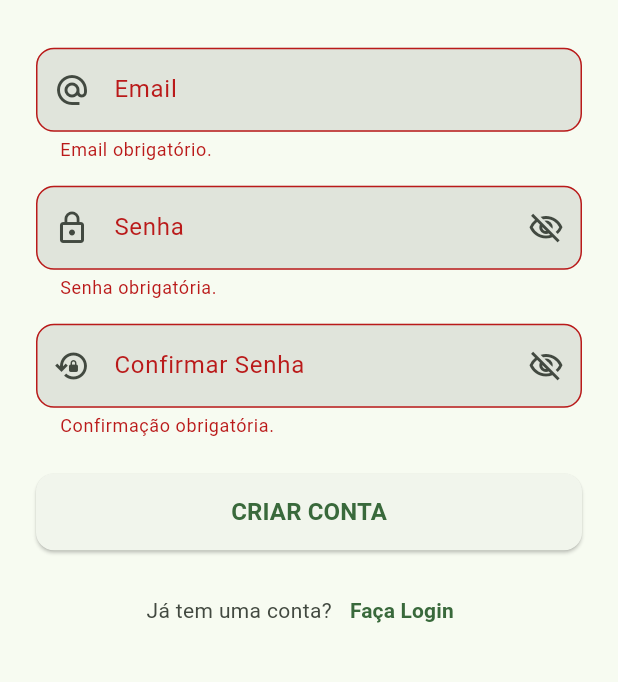
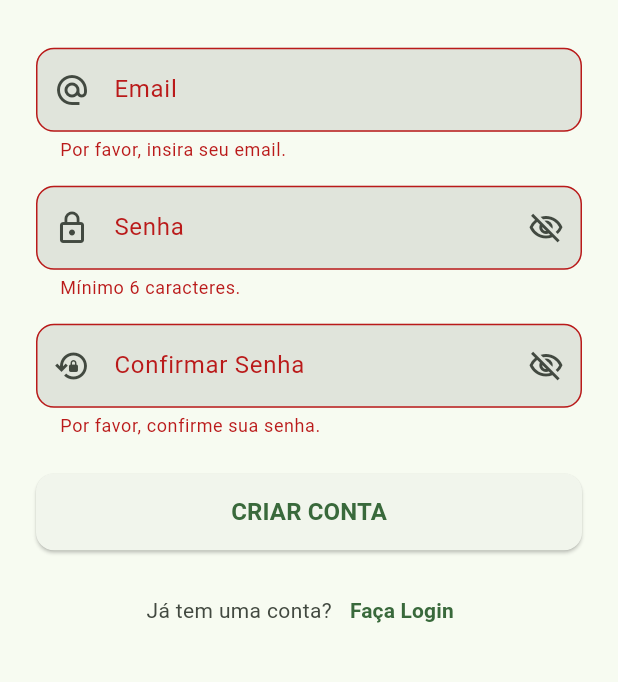
Before and after one commit to vichsort/PlantE-cubit, a Flutter app: the RegisterScreen screen opened by its route, after a tap on "CRIAR CONTA", on a phone screen of 412 x 824 dp, the part 418-1100 px from its top. Run offline on Flutter 3.47's test engine with Material 3 defaults, Android fonts, the light colour scheme and no system bars; our stand-ins replace equatable, flutter_bloc, flutter_secure_storage, image_picker; accounts and stored records are empty.

Commit message:
feat: components + package imports

```diff
--- a/lib/features/auth/screens/login_screen.dart
+++ b/lib/features/auth/screens/login_screen.dart
@@ -1,8 +1,13 @@
 import 'package:flutter/material.dart';
 import 'package:flutter_bloc/flutter_bloc.dart';
 
-import '../cubit/auth_cubit.dart';
-import '../cubit/auth_state.dart';
+// -- Cubits --
+import 'package:plante/features/auth/cubit/auth_cubit.dart';
+import 'package:plante/features/auth/cubit/auth_state.dart';
+
+// -- Widgets --
+import 'package:plante/features/auth/widgets/email_form_field.dart';
+import 'package:plante/features/auth/widgets/password_form_field.dart';
 
 class LoginScreen extends StatefulWidget {
   const LoginScreen({super.key});
@@ -15,7 +20,6 @@ class _LoginScreenState extends State<LoginScreen> {
   final _emailController = TextEditingController();
   final _passwordController = TextEditingController();
   final _formKey = GlobalKey<FormState>();
-  bool _obscurePassword = true;
 
   @override
   void dispose() {
@@ -58,7 +62,10 @@ class _LoginScreenState extends State<LoginScreen> {
         child: SafeArea(
           child: Center(
             child: SingleChildScrollView(
-              padding: const EdgeInsets.symmetric(horizontal: 24.0, vertical: 32.0),
+              padding: const EdgeInsets.symmetric(
+                horizontal: 24.0,
+                vertical: 32.0,
+              ),
               child: Form(
                 key: _formKey,
                 child: Column(
@@ -90,59 +97,19 @@ class _LoginScreenState extends State<LoginScreen> {
                     const SizedBox(height: 40),
 
                     // --- Campo de Email ---
-                    TextFormField(
+                    EmailFormField(
                       controller: _emailController,
-                      keyboardType: TextInputType.emailAddress,
-                      decoration: InputDecoration(
-                        labelText: 'Email',
-                        prefixIcon: Icon(Icons.alternate_email, color: colorScheme.onSurfaceVariant),
-                         border: OutlineInputBorder(borderRadius: BorderRadius.circular(12.0)),
-                         focusedBorder: OutlineInputBorder(
-                           borderRadius: BorderRadius.circular(12.0),
-                           borderSide: BorderSide(color: colorScheme.primary, width: 2),
-                         ),
-                         filled: true,
-                         fillColor: colorScheme.surfaceContainerHighest,
-                      ),
-                      validator: (value) {
-                        if (value == null || value.trim().isEmpty) {
-                          return 'Por favor, insira seu email.';
-                        }
-                        if (!RegExp(r'\S+@\S+\.\S+').hasMatch(value)) {
-                           return 'Por favor, insira um email válido.';
-                        }
-                        return null;
-                      },
                       textInputAction: TextInputAction.next,
                     ),
                     const SizedBox(height: 16),
 
                     // --- Campo de Senha ---
-                    TextFormField(
+                    PasswordFormField(
                       controller: _passwordController,
-                      obscureText: _obscurePassword,
-                      decoration: InputDecoration(
-                        labelText: 'Senha',
-                        prefixIcon: Icon(Icons.lock_outline, color: colorScheme.onSurfaceVariant),
-                        border: OutlineInputBorder(borderRadius: BorderRadius.circular(12.0)),
-                        focusedBorder: OutlineInputBorder(
-                           borderRadius: BorderRadius.circular(12.0),
-                           borderSide: BorderSide(color: colorScheme.primary, width: 2),
-                         ),
-                        filled: true,
-                        fillColor: colorScheme.surfaceContainerHighest,
-                        suffixIcon: IconButton(
-                          icon: Icon(
-                            _obscurePassword ? Icons.visibility_off_outlined : Icons.visibility_outlined,
-                            color: colorScheme.onSurfaceVariant,
-                          ),
-                          onPressed: () => setState(() => _obscurePassword = !_obscurePassword),
-                        ),
-                      ),
+                      labelText: 'Senha',
                       validator: (value) {
-                        if (value == null || value.isEmpty) {
-                          return 'Por favor, insira sua senha.';
-                        }
+                        if (value == null || value.isEmpty)
+                          return 'Senha obrigatória.';
                         return null;
                       },
                       textInputAction: TextInputAction.done,
@@ -170,12 +137,17 @@ class _LoginScreenState extends State<LoginScreen> {
                                   width: 24,
                                   child: CircularProgressIndicator(
                                     strokeWidth: 3,
-                                    valueColor: AlwaysStoppedAnimation<Color>(Colors.white),
+                                    valueColor: AlwaysStoppedAnimation<Color>(
+                                      Colors.white,
+                                    ),
                                   ),
                                 )
                               : const Text(
                                   'ENTRAR',
-                                  style: TextStyle(fontSize: 16, fontWeight: FontWeight.bold),
+                                  style: TextStyle(
+                                    fontSize: 16,
+                                    fontWeight: FontWeight.bold,
+                                  ),
                                 ),
                         );
                       },
--- a/lib/features/auth/screens/register_screen.dart
+++ b/lib/features/auth/screens/register_screen.dart
@@ -1,8 +1,14 @@
 import 'package:flutter/material.dart';
 import 'package:flutter_bloc/flutter_bloc.dart';
 
-import '../cubit/auth_cubit.dart';
-import '../cubit/auth_state.dart';
+// -- Cubits --
+import 'package:plante/features/auth/cubit/auth_cubit.dart';
+import 'package:plante/features/auth/cubit/auth_state.dart';
+
+// -- Widgets --
+import 'package:plante/features/auth/widgets/email_form_field.dart';
+import 'package:plante/features/auth/widgets/password_form_field.dart';
+import 'package:plante/features/auth/widgets/confirm_password_form_field.dart';
 
 class RegisterScreen extends StatefulWidget {
   const RegisterScreen({super.key});
@@ -16,8 +22,6 @@ class _RegisterScreenState extends State<RegisterScreen> {
   final _passwordController = TextEditingController();
   final _confirmPasswordController = TextEditingController();
   final _formKey = GlobalKey<FormState>();
-  bool _obscurePassword = true;
-  bool _obscureConfirmPassword = true;
 
   @override
   void dispose() {
@@ -64,7 +68,8 @@ class _RegisterScreenState extends State<RegisterScreen> {
                 backgroundColor: colorScheme.error,
               ),
             );
-          } else if (state is Unauthenticated && ModalRoute.of(context)?.isCurrent == true) {
+          } else if (state is Unauthenticated &&
+              ModalRoute.of(context)?.isCurrent == true) {
             ScaffoldMessenger.of(context).showSnackBar(
               SnackBar(
                 content: const Text('Conta criada com sucesso! Faça o login.'),
@@ -77,7 +82,10 @@ class _RegisterScreenState extends State<RegisterScreen> {
         child: SafeArea(
           child: Center(
             child: SingleChildScrollView(
-              padding: const EdgeInsets.symmetric(horizontal: 24.0, vertical: 16.0),
+              padding: const EdgeInsets.symmetric(
+                horizontal: 24.0,
+                vertical: 16.0,
+              ),
               child: Form(
                 key: _formKey,
                 child: Column(
@@ -101,87 +109,27 @@ class _RegisterScreenState extends State<RegisterScreen> {
                     const SizedBox(height: 32),
 
                     // --- Campo de Email ---
-                    TextFormField(
+                    EmailFormField(
                     controller: _emailController,
-                      keyboardType: TextInputType.emailAddress,
-                       decoration: InputDecoration(
-                        labelText: 'Email',
-                        prefixIcon: Icon(Icons.alternate_email, color: colorScheme.onSurfaceVariant),
-                         border: OutlineInputBorder(borderRadius: BorderRadius.circular(12.0)),
-                         focusedBorder: OutlineInputBorder(
-                           borderRadius: BorderRadius.circular(12.0),
-                           borderSide: BorderSide(color: colorScheme.primary, width: 2),
-                         ),
-                         filled: true,
-                         fillColor: colorScheme.surfaceContainerHighest,
-                      ),
-                      validator: (value) {
-                        if (value == null || value.trim().isEmpty) return 'Email obrigatório.';
-                        if (!RegExp(r'\S+@\S+\.\S+').hasMatch(value)) return 'Email inválido.';
-                        return null;
-                      },
                     textInputAction: TextInputAction.next,
                   ),
                     const SizedBox(height: 16),
 
                     // --- Campo de Senha ---
-                    TextFormField(
+                    PasswordFormField(
                     controller: _passwordController,
-                      obscureText: _obscurePassword,
-                       decoration: InputDecoration(
-                        labelText: 'Senha',
-                        prefixIcon: Icon(Icons.lock_outline, color: colorScheme.onSurfaceVariant),
-                        border: OutlineInputBorder(borderRadius: BorderRadius.circular(12.0)),
-                        focusedBorder: OutlineInputBorder(
-                           borderRadius: BorderRadius.circular(12.0),
-                           borderSide: BorderSide(color: colorScheme.primary, width: 2),
-                         ),
-                        filled: true,
-                        fillColor: colorScheme.surfaceContainerHighest,
-                        suffixIcon: IconButton(
-                          icon: Icon(
-                            _obscurePassword ? Icons.visibility_off_outlined : Icons.visibility_outlined,
-                             color: colorScheme.onSurfaceVariant,
-                          ),
-                          onPressed: () => setState(() => _obscurePassword = !_obscurePassword),
-                        ),
-                      ),
+                    textInputAction: TextInputAction.next,
                     validator: (value) {
-                        if (value == null || value.isEmpty) return 'Senha obrigatória.';
-                        if (value.length < 6) return 'Senha deve ter no mínimo 6 caracteres.'; // Exemplo
+                      if (value != null && value.length < 6) return 'Mínimo 6 caracteres.';
                       return null;
                     },
-                      textInputAction: TextInputAction.next,
                   ),
                     const SizedBox(height: 16),
 
-                     // --- Campo Confirmar Senha --- (NOVO)
-                    TextFormField(
+                    // --- Campo Confirmar Senha ---
+                    ConfirmPasswordFormField(
                       controller: _confirmPasswordController,
-                      obscureText: _obscureConfirmPassword,
-                       decoration: InputDecoration(
-                        labelText: 'Confirmar Senha',
-                        prefixIcon: Icon(Icons.lock_reset_outlined, color: colorScheme.onSurfaceVariant),
-                        border: OutlineInputBorder(borderRadius: BorderRadius.circular(12.0)),
-                        focusedBorder: OutlineInputBorder(
-                           borderRadius: BorderRadius.circular(12.0),
-                           borderSide: BorderSide(color: colorScheme.primary, width: 2),
-                         ),
-                        filled: true,
-                        fillColor: colorScheme.surfaceContainerHighest,
-                        suffixIcon: IconButton(
-                          icon: Icon(
-                            _obscureConfirmPassword ? Icons.visibility_off_outlined : Icons.visibility_outlined,
-                             color: colorScheme.onSurfaceVariant,
-                          ),
-                          onPressed: () => setState(() => _obscureConfirmPassword = !_obscureConfirmPassword),
-                        ),
-                      ),
-                      validator: (value) {
-                        if (value == null || value.isEmpty) return 'Confirmação obrigatória.';
-                        if (value != _passwordController.text) return 'As senhas não coincidem.';
-                        return null;
-                      },
+                      passwordController: _passwordController,
                       textInputAction: TextInputAction.done,
                       onFieldSubmitted: (_) => _register(),
                     ),
@@ -202,12 +150,21 @@ class _RegisterScreenState extends State<RegisterScreen> {
                           ),
                           child: isLoading
                               ? const SizedBox(
-                                  height: 24, width: 24,
-                                  child: CircularProgressIndicator(strokeWidth: 3, valueColor: AlwaysStoppedAnimation<Color>(Colors.white)),
+                                  height: 24,
+                                  width: 24,
+                                  child: CircularProgressIndicator(
+                                    strokeWidth: 3,
+                                    valueColor: AlwaysStoppedAnimation<Color>(
+                                      Colors.white,
+                                    ),
+                                  ),
                                 )
                               : const Text(
                                   'CRIAR CONTA',
-                                  style: TextStyle(fontSize: 16, fontWeight: FontWeight.bold),
+                                  style: TextStyle(
+                                    fontSize: 16,
+                                    fontWeight: FontWeight.bold,
+                                  ),
                                 ),
                         );
                       },
--- /dev/null
+++ b/lib/features/auth/widgets/confirm_password_form_field.dart
@@ -0,0 +1,72 @@
+import 'package:flutter/material.dart';
+import 'package:plante/widgets/custom_text_form_field.dart';
+
+class ConfirmPasswordFormField extends StatefulWidget {
+  final TextEditingController controller;
+
+  final TextEditingController passwordController;
+  final String labelText;
+  final String? Function(String?)? validator;
+  final TextInputAction textInputAction;
+  final void Function(String)? onFieldSubmitted;
+
+  const ConfirmPasswordFormField({
+    super.key,
+    required this.controller,
+    required this.passwordController,
+    this.labelText = 'Confirmar Senha',
+    this.validator,
+    this.textInputAction = TextInputAction.done,
+    this.onFieldSubmitted,
+  });
+
+  @override
+  State<ConfirmPasswordFormField> createState() => _ConfirmPasswordFormFieldState();
+}
+
+class _ConfirmPasswordFormFieldState extends State<ConfirmPasswordFormField> {
+  bool _obscureText = true;
+
+  @override
+  Widget build(BuildContext context) {
+    final colorScheme = Theme.of(context).colorScheme;
+
+    return CustomTextFormField(
+      controller: widget.controller,
+      labelText: widget.labelText,
+      prefixIcon: Icons.lock_reset_outlined,
+      obscureText: _obscureText,
+      keyboardType: TextInputType.visiblePassword,
+      textInputAction: widget.textInputAction,
+      onFieldSubmitted: widget.onFieldSubmitted,
+
+      validator: (value) {
+        if (value == null || value.isEmpty) {
+          return 'Por favor, confirme sua senha.';
+        }
+
+        if (value != widget.passwordController.text) {
+          return 'As senhas não coincidem.';
+        }
+
+        if (widget.validator != null) {
+          return widget.validator!(value);
+        }
+
+        return null;
+      },
+
+      suffixIcon: IconButton(
+        icon: Icon(
+          _obscureText ? Icons.visibility_off_outlined : Icons.visibility_outlined,
+          color: colorScheme.onSurfaceVariant,
+        ),
+        onPressed: () {
+          setState(() {
+            _obscureText = !_obscureText;
+          });
+        },
+      ),
+    );
+  }
+}
--- /dev/null
+++ b/lib/features/auth/widgets/email_form_field.dart
@@ -0,0 +1,47 @@
+import 'package:flutter/material.dart';
+import 'package:plante/widgets/custom_text_form_field.dart';
+
+class EmailFormField extends StatelessWidget {
+  final TextEditingController controller;
+  final String labelText;
+  final String? Function(String?)? validator;
+  final TextInputAction textInputAction;
+  final void Function(String)? onFieldSubmitted;
+
+  const EmailFormField({
+    super.key,
+    required this.controller,
+    this.labelText = 'Email',
+    this.validator,
+    this.textInputAction = TextInputAction.next,
+    this.onFieldSubmitted,
+  });
+
+  @override
+  Widget build(BuildContext context) {
+    return CustomTextFormField(
+      controller: controller,
+      labelText: labelText,
+      prefixIcon: Icons.alternate_email,
+      keyboardType: TextInputType.emailAddress,
+      textInputAction: textInputAction,
+      onFieldSubmitted: onFieldSubmitted,
+
+      validator: (value) {
+        if (value == null || value.trim().isEmpty) {
+          return 'Por favor, insira seu email.';
+        }
+
+        if (!RegExp(r'\S+@\S+\.\S+').hasMatch(value)) {
+          return 'Por favor, insira um email válido.';
+        }
+
+        if (validator != null) {
+          return validator!(value);
+        }
+
+        return null;
+      },
+    );
+  }
+}
--- /dev/null
+++ b/lib/features/auth/widgets/password_form_field.dart
@@ -0,0 +1,54 @@
+import 'package:flutter/material.dart';
+import 'package:plante/widgets/custom_text_form_field.dart';
+
+class PasswordFormField extends StatefulWidget {
+  final TextEditingController controller;
+  final String labelText;
+  final String? Function(String?)? validator;
+  final TextInputAction textInputAction;
+  final void Function(String)? onFieldSubmitted;
+
+  const PasswordFormField({
+    super.key,
+    required this.controller,
+    this.labelText = 'Senha',
+    this.validator,
+    this.textInputAction = TextInputAction.done,
+    this.onFieldSubmitted,
+  });
+
+  @override
+  State<PasswordFormField> createState() => _PasswordFormFieldState();
+}
+
+class _PasswordFormFieldState extends State<PasswordFormField> {
+  bool _obscureText = true;
+
+  @override
+  Widget build(BuildContext context) {
+    final colorScheme = Theme.of(context).colorScheme;
+
+    return CustomTextFormField(
+      controller: widget.controller,
+      labelText: widget.labelText,
+      prefixIcon: Icons.lock_outline,
+      obscureText: _obscureText,
+      validator: widget.validator,
+      keyboardType: TextInputType.visiblePassword,
+      textInputAction: widget.textInputAction,
+      onFieldSubmitted: widget.onFieldSubmitted,
+
+      suffixIcon: IconButton(
+        icon: Icon(
+          _obscureText ? Icons.visibility_off_outlined : Icons.visibility_outlined,
+          color: colorScheme.onSurfaceVariant,
+        ),
+        onPressed: () {
+          setState(() {
+            _obscureText = !_obscureText;
+          });
+        },
+      ),
+    );
+  }
+}
--- /dev/null
+++ b/lib/widgets/custom_text_form_field.dart
@@ -0,0 +1,61 @@
+import 'package:flutter/material.dart';
+
+class CustomTextFormField extends StatelessWidget {
+  final TextEditingController controller;
+  final String labelText;
+  final IconData? prefixIcon;
+  final String? Function(String?)? validator;
+  final TextInputType keyboardType;
+  final TextInputAction textInputAction;
+  final bool obscureText;
+  final Widget? suffixIcon;
+  final void Function(String)? onFieldSubmitted;
+
+  const CustomTextFormField({
+    super.key,
+    required this.controller,
+    required this.labelText,
+    this.prefixIcon,
+    this.validator,
+    this.keyboardType = TextInputType.text,
+    this.textInputAction = TextInputAction.next,
+    this.obscureText = false,
+    this.suffixIcon,
+    this.onFieldSubmitted,
+  });
+
+  @override
+  Widget build(BuildContext context) {
+    final theme = Theme.of(context);
+    final colorScheme = theme.colorScheme;
+
+    return TextFormField(
+      controller: controller,
+      keyboardType: keyboardType,
+      textInputAction: textInputAction,
+      obscureText: obscureText,
+      validator: validator,
+      onFieldSubmitted: onFieldSubmitted,
+      decoration: InputDecoration(
+        labelText: labelText,
+        prefixIcon: prefixIcon != null
+            ? Icon(prefixIcon, color: colorScheme.onSurfaceVariant)
+            : null,
+        suffixIcon: suffixIcon,
+        border: OutlineInputBorder(
+          borderRadius: BorderRadius.circular(12.0),
+        ),
+        enabledBorder: OutlineInputBorder(
+          borderRadius: BorderRadius.circular(12.0),
+          borderSide: BorderSide(color: colorScheme.outlineVariant),
+        ),
+        focusedBorder: OutlineInputBorder(
+          borderRadius: BorderRadius.circular(12.0),
+          borderSide: BorderSide(color: colorScheme.primary, width: 2),
+        ),
+        filled: true,
+        fillColor: colorScheme.surfaceContainerHighest,
+      ),
+    );
+  }
+}
```
Lines whose indentation alone changed are shown as unchanged.
